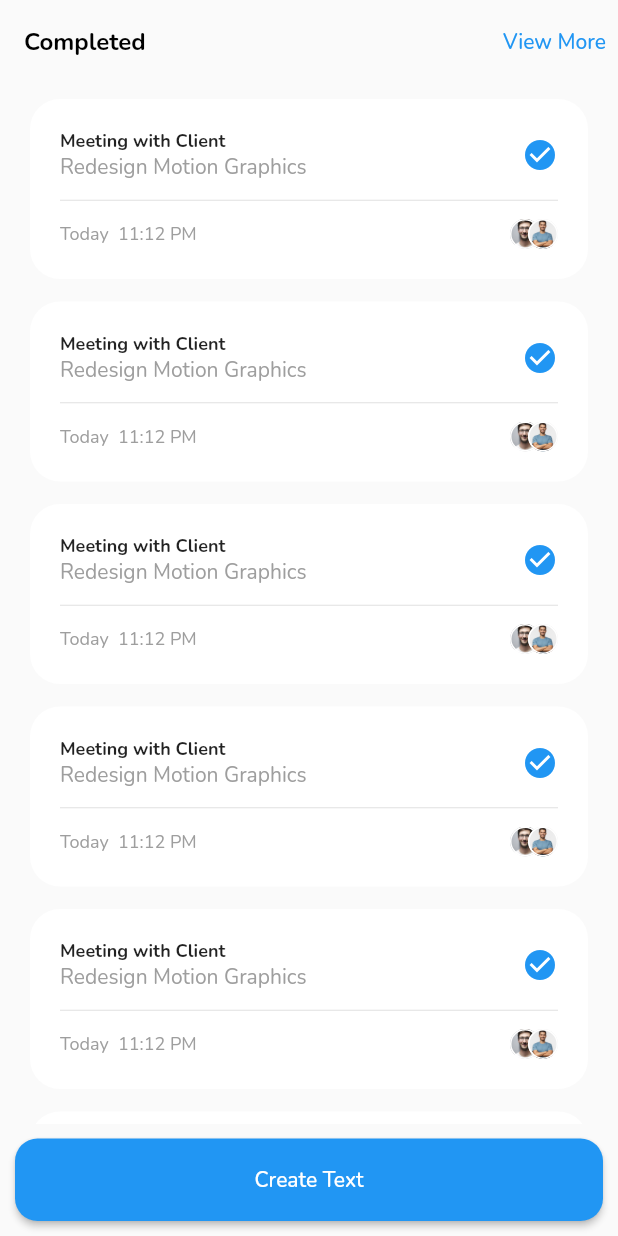
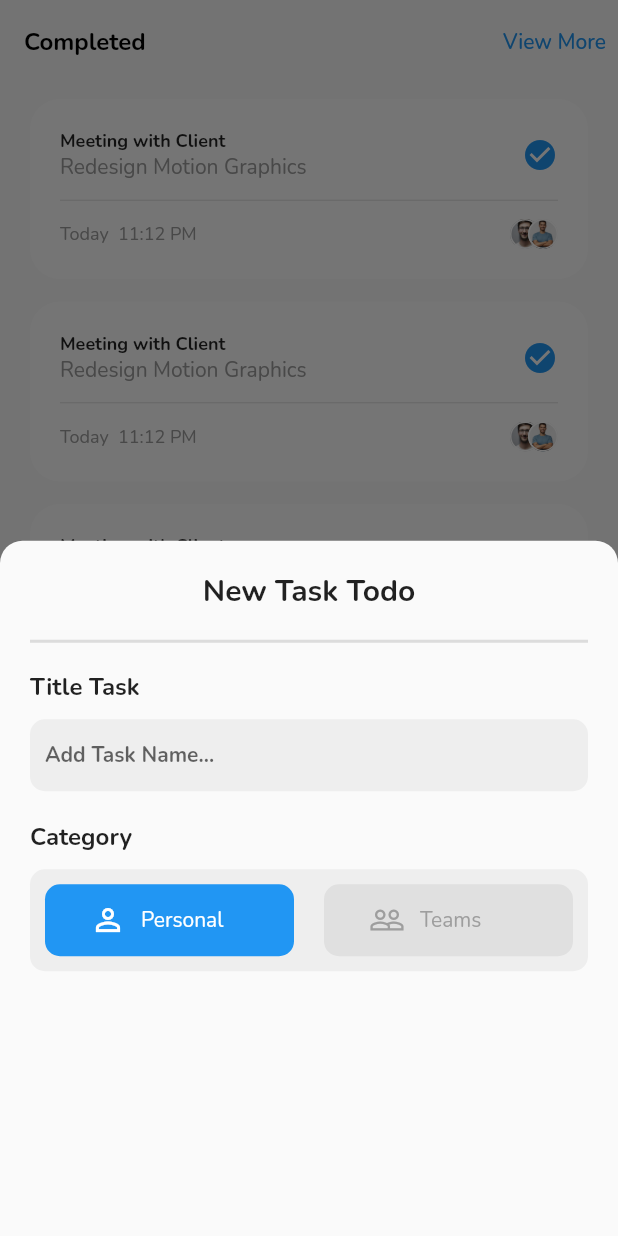
Before and after one commit to bishalchalise/todo, a Flutter app: the screen it shows after launch, after a tap on "Create Text", on a phone screen of 412 x 824 dp. Run offline on Flutter 3.47's test engine with Material 2 defaults, Android fonts, the phone set to English and light mode, and no system bars; our stand-ins replace google_fonts.

Commit message:
bottom sheet

```diff
--- a/lib/screens/homescreen.dart
+++ b/lib/screens/homescreen.dart
@@ -1,5 +1,6 @@
 import 'package:flutter/material.dart';
 import 'package:todoapp/widgets/appbutton.dart';
+import 'package:todoapp/widgets/create_todo_bottomSheet.dart';
 
 import '../widgets/todo_list.dart';
 
@@ -32,10 +33,19 @@ class HomeScreen extends StatelessWidget {
         padding: const EdgeInsets.all(10.0),
         child: AppButton(
           value: "Create Text",
-          onPressed: (){
-            print('Create Text Pressed');
+          onPressed: () {
+            showModalBottomSheet(
+                context: context,
+                shape: const RoundedRectangleBorder(
+                  borderRadius: BorderRadius.only(
+                    topLeft: Radius.circular(15.0),
+                    topRight: Radius.circular(15.0),
+                  )
+                ),
+                builder: (context) {
+                  return const CreateTodoBottomsheet();
+                });
           },
-
         ),
       ),
     );
--- /dev/null
+++ b/lib/widgets/app_input.dart
@@ -0,0 +1,27 @@
+import 'package:flutter/material.dart';
+
+class AppInput extends StatelessWidget {
+  const AppInput({Key? key}) : super(key: key);
+
+  @override
+  Widget build(BuildContext context) {
+    return Container(
+      padding: const EdgeInsets.symmetric(horizontal: 10.0),
+      decoration: BoxDecoration(
+          color: Colors.grey.shade200,
+          borderRadius: BorderRadius.circular(10.0),
+      ),
+      child: TextFormField(
+        style: TextStyle(
+          fontSize: 14.0,
+          fontWeight: FontWeight.bold,
+          color: Colors.grey.shade300,
+        ),
+        decoration: const InputDecoration(
+          border: InputBorder.none,
+          hintText: 'Add Task Name...',
+        ),
+      ),
+    );
+  }
+}
--- /dev/null
+++ b/lib/widgets/category_selector.dart
@@ -0,0 +1,98 @@
+import 'package:flutter/material.dart';
+
+class CategorySelector extends StatefulWidget {
+  const CategorySelector({Key? key}) : super(key: key);
+
+  @override
+  State<CategorySelector> createState() => _CategorySelectorState();
+}
+
+class _CategorySelectorState extends State<CategorySelector> {
+  String activeCategory = "personal";
+
+  @override
+  Widget build(BuildContext context) {
+    return Container(
+      padding: const EdgeInsets.all(
+        10.0,
+      ),
+      decoration: BoxDecoration(
+        color: Colors.grey.shade200,
+        borderRadius: BorderRadius.circular(10.0),
+      ),
+      child: Row(
+        mainAxisAlignment: MainAxisAlignment.spaceBetween,
+        children: [
+          Expanded(
+            child: _itemBuilder(
+              onPressed: () {
+              setState(() {
+                activeCategory = 'personal';
+              });
+              },
+              value: 'Personal',
+              icon:  Icon(
+                Icons.person_outline,
+                color: activeCategory!= 'personal' ? Colors.grey : Colors.white,
+              ),
+              isActive: activeCategory == 'personal',
+            ),
+          ),
+          const SizedBox(
+            width: 20.0,
+          ),
+          Expanded(
+            child: _itemBuilder(
+              onPressed: () {
+              setState(() {
+                activeCategory = 'teams';
+              });
+              },
+              value: 'Teams',
+              icon:  Icon(
+                Icons.people_outline,
+                color: activeCategory!= 'teams' ? Colors.grey : Colors.white,
+              ),
+              isActive: activeCategory == 'teams',
+            ),
+          )
+        ],
+      ),
+    );
+  }
+
+  Widget _itemBuilder({
+    required final String value,
+    required final Icon icon,
+    required final Function()? onPressed,
+    required final bool isActive,
+  }) {
+    return GestureDetector(
+      onTap: onPressed,
+      child: Container(
+        padding: const EdgeInsets.symmetric(
+          horizontal: 30.0,
+          vertical: 12.0,
+        ),
+        decoration: BoxDecoration(
+          color: isActive ? Colors.blue : Colors.grey.shade300,
+          borderRadius: BorderRadius.circular(10.0),
+        ),
+        child: Row(
+          children: [
+            icon,
+            const SizedBox(
+              width: 10.0,
+            ),
+            Text(
+              value,
+              style:  TextStyle(
+                color: !isActive ? Colors.grey : Colors.white,
+              ),
+            ),
+          ],
+        ),
+      ),
+    );
+  }
+}
--- /dev/null
+++ b/lib/widgets/create_todo_bottomsheet.dart
@@ -0,0 +1,71 @@
+import 'package:flutter/material.dart';
+import 'package:todoapp/widgets/app_input.dart';
+import 'package:todoapp/widgets/category_selector.dart';
+
+class CreateTodoBottomsheet extends StatelessWidget {
+  const CreateTodoBottomsheet({Key? key}) : super(key: key);
+
+  @override
+  Widget build(BuildContext context) {
+    return Padding(
+      padding: const EdgeInsets.all(20.0),
+      child: Column(
+        crossAxisAlignment: CrossAxisAlignment.start,
+        children: [
+          Row(
+            mainAxisAlignment: MainAxisAlignment.center,
+            children: const [
+              Text(
+                'New Task Todo',
+                style: TextStyle(
+                  fontSize: 20.0,
+                  fontWeight: FontWeight.bold,
+                ),
+              ),
+            ],
+          ),
+          const Divider(
+            thickness: 2.0,
+            height: 40.0,
+          ),
+          Column(
+            crossAxisAlignment: CrossAxisAlignment.start,
+            children: const [
+              Text(
+                'Title Task',
+                style: TextStyle(
+                  fontSize: 16.0,
+                  fontWeight: FontWeight.bold,
+                ),
+              ),
+              SizedBox(
+                height: 10.0,
+              ),
+              AppInput(),
+            ],
+          ),
+          SizedBox(
+            height: 20.0,
+          ),
+          Column(
+            crossAxisAlignment: CrossAxisAlignment.start,
+            children: const [
+              Text(
+                'Category',
+                style: TextStyle(
+                  fontSize: 16.0,
+                  fontWeight: FontWeight.bold,
+                ),
+              ),
+              SizedBox(
+                height: 10.0,
+              ),
+              CategorySelector(),
+
+            ],
+          ),
+        ],
+      ),
+    );
+  }
+}
```
